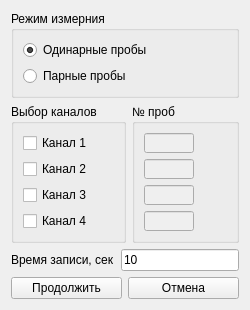
Above: startmeasurment.ui from krang4d/Agrekola before the change. Below: the same form after it.
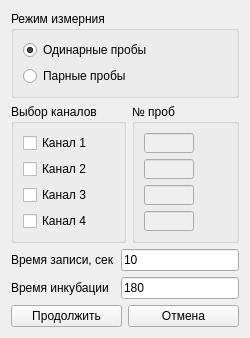
That is the form after the change.

Commit message: add incube timer, some cleaning in useE154 and widget

```diff
--- a/startmeasurment.ui
+++ b/startmeasurment.ui
@@ -7,7 +7,7 @@
     <x>0</x>
     <y>0</y>
     <width>250</width>
-    <height>289</height>
+    <height>317</height>
    </rect>
   </property>
   <property name="sizePolicy">
@@ -179,6 +179,20 @@
        </property>
       </widget>
      </item>
+     <item row="1" column="0">
+      <widget class="QLabel" name="label_incube">
+       <property name="text">
+        <string>Время инкубации</string>
+       </property>
+      </widget>
+     </item>
+     <item row="1" column="1">
+      <widget class="QLineEdit" name="lineEdit_incube">
+       <property name="text">
+        <string>180</string>
+       </property>
+      </widget>
+     </item>
     </layout>
    </item>
    <item>
```
The commit also changes 6 other files.
